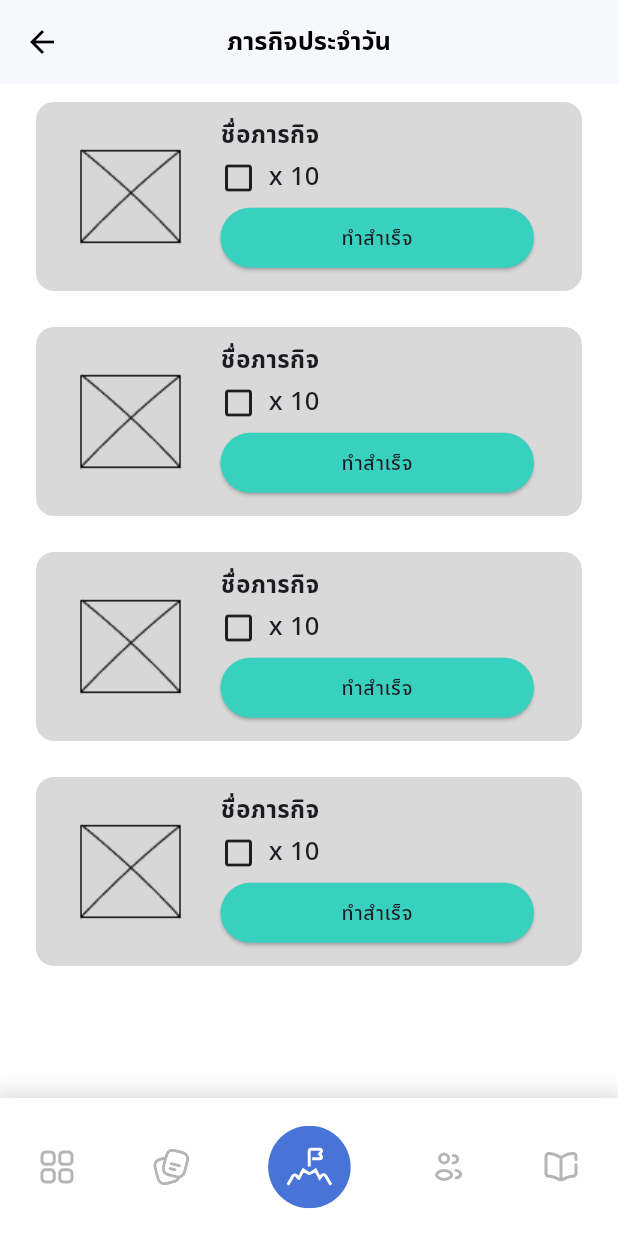
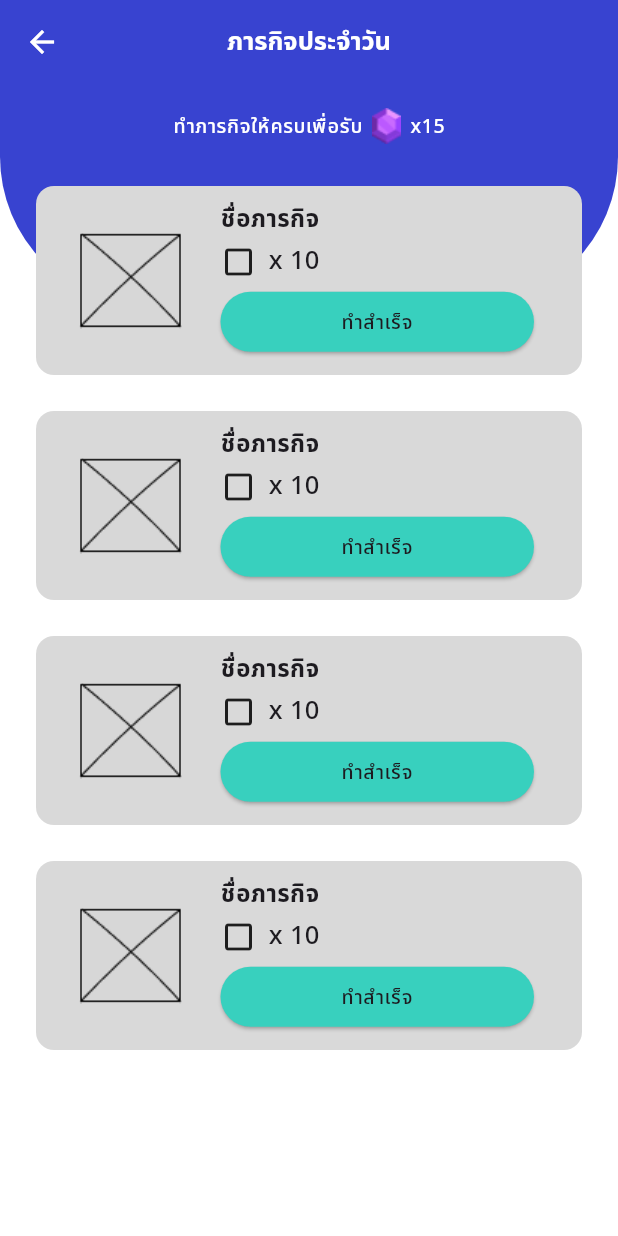
Before and after one commit to WellWave-App/wellwave-frontend, a Flutter app: the MissionScreen screen opened by its route, after a tap on "ภารกิจประจำวัน", on a phone screen of 412 x 824 dp. Run offline on Flutter 3.47's test engine with Material 3 defaults, Android fonts, the phone set to English and light mode, and no system bars; our stand-ins replace bloc, flutter_bloc, flutter_svg, go_router.

Commit message:
fix : edit ui daily task

```diff
--- a/lib/common/widget/app_bar.dart
+++ b/lib/common/widget/app_bar.dart
@@ -13,6 +13,7 @@ class CustomAppBar extends StatelessWidget implements PreferredSizeWidget {
   final IconData? rightIcon;
   final Function? onRightPressed;
   final Color? backgroundColor;
+  final Color? titleColor;
   final PreferredSizeWidget? bottom;
 
   const CustomAppBar(
@@ -28,6 +29,7 @@ class CustomAppBar extends StatelessWidget implements PreferredSizeWidget {
       this.rightIcon,
       this.onRightPressed,
       this.backgroundColor,
+      this.titleColor,
       this.bottom});
 
   @override
@@ -37,7 +39,7 @@ class CustomAppBar extends StatelessWidget implements PreferredSizeWidget {
       title: Text(
         title ?? '',
         style: Theme.of(context).textTheme.headlineMedium?.copyWith(
-              color: AppColors.blackColor,
+              color: titleColor,
             ),
       ),
       titleSpacing: 0,
--- a/lib/config/constants/app_images.dart
+++ b/lib/config/constants/app_images.dart
@@ -20,4 +20,6 @@ class AppImages {
   static const dailyTaskImage = 'assets/images/daily_task.png';
   static const habitChallengeImage = 'assets/images/habit_challenge.png';
   static const questImage = 'assets/images/quest.png';
+  static const gemImage = 'assets/images/gem.png';
+  static const expImage = 'assets/images/exp.png';
 }
--- a/lib/config/constants/app_strings.dart
+++ b/lib/config/constants/app_strings.dart
@@ -1,3 +1,5 @@
+import 'package:wellwave_frontend/config/constants/app_images.dart';
+
 class AppStrings {
   static String uppercaseFirst(String text) {
     if (text.isEmpty) return text; // Handle empty string case
@@ -37,4 +39,7 @@ class AppStrings {
   static const taskInProgressText = 'ทำกิจกรรมนี้';
   static const taskDoing = 'กำลังทำกิจกรรม';
   static const taskCompletedText = 'ทำสำเร็จ';
+
+  static const taskCompletedWithGemText = 'ทำภารกิจให้ครบเพื่อรับ ';
+  static const startText = 'เริ่ม ';
 }
--- a/lib/config/routes/app_routes.dart
+++ b/lib/config/routes/app_routes.dart
@@ -57,24 +57,21 @@ final GoRouter goRouter = GoRouter(
                 path: AppPages.dailyTaskPage,
                 name: AppPages.dailyTaskName,
                 pageBuilder: (BuildContext context, GoRouterState state) {
-                  return _buildPageWithNavBar(
-                      context, state, const DailyTaskPage());
+                  return const NoTransitionPage(child: DailyTaskPage());
                 },
               ),
               GoRoute(
                 path: AppPages.habitChallengePage,
                 name: AppPages.habitChallengeName,
                 pageBuilder: (BuildContext context, GoRouterState state) {
-                  return _buildPageWithNavBar(
-                      context, state, const HabitChallengePage());
+                  return const NoTransitionPage(child: HabitChallengePage());
                 },
               ),
               GoRoute(
                 path: AppPages.questPage,
                 name: AppPages.questName,
                 pageBuilder: (BuildContext context, GoRouterState state) {
-                  return _buildPageWithNavBar(
-                      context, state, const QuestPage());
+                  return const NoTransitionPage(child: QuestPage());
                 },
               ),
             ]),
--- a/lib/features/mission/presentation/screen/mission_screen.dart
+++ b/lib/features/mission/presentation/screen/mission_screen.dart
@@ -71,37 +71,48 @@ class MissionScreen extends StatelessWidget {
       String imagePath, String routeName, Color color) {
     return GestureDetector(
       onTap: () {
-        context.goNamed(routeName); // Use goNamed to navigate by route name
+        context.goNamed(routeName);
       },
       child: Container(
         decoration: BoxDecoration(
           color: color,
           borderRadius: BorderRadius.circular(12),
         ),
-        height: 100,
         child: Row(
+          mainAxisAlignment:
+              MainAxisAlignment.spaceBetween, // จัดตำแหน่งให้ชิดขอบ
           children: [
-            Image.asset(
+            Row(
+              children: [
+                Padding(
+                  padding: const EdgeInsets.only(top: 28.0),
+                  child: Image.asset(
                     imagePath,
-              width: 80, // Ensure consistent image width
+                    width: 80,
                     height: 80,
-              fit: BoxFit.cover, // Adjust image fit for better display
+                    fit: BoxFit.cover,
+                  ),
                 ),
                 const SizedBox(width: 16),
-            Expanded(
-              child: Text(
+                Text(
                   title,
                   style: Theme.of(context).textTheme.labelLarge?.copyWith(
                         color: AppColors.whiteColor,
                       ),
-                overflow: TextOverflow.ellipsis, // Handle text overflow
+                  overflow: TextOverflow.ellipsis,
                   maxLines: 2,
+                  textAlign: TextAlign.left, // ให้ text ชิดซ้าย
                 ),
+              ],
             ),
-            Icon(
+            const Padding(
+              padding:
+                  EdgeInsets.only(right: 16.0), // เพิ่ม padding ขวาให้กับไอคอน
+              child: Icon(
                 Icons.chevron_right_rounded,
                 size: 50,
                 color: AppColors.whiteColor,
+              ),
             ),
           ],
         ),
--- a/lib/features/mission/presentation/screen/page/daily_task_page.dart
+++ b/lib/features/mission/presentation/screen/page/daily_task_page.dart
@@ -2,7 +2,8 @@ import 'package:flutter/material.dart';
 import 'package:wellwave_frontend/common/widget/app_bar.dart';
 import 'package:wellwave_frontend/config/constants/app_colors.dart';
 import 'package:wellwave_frontend/config/constants/app_strings.dart';
-import '../../widgets/task_list_view.dart';
+import 'package:wellwave_frontend/features/mission/presentation/widgets/overview_daily.dart';
+import '../../../../../config/constants/app_images.dart';
 
 class DailyTaskPage extends StatelessWidget {
   const DailyTaskPage({super.key});
@@ -13,21 +14,53 @@ class DailyTaskPage extends StatelessWidget {
       appBar: CustomAppBar(
         context: context,
         title: AppStrings.dailyTaskText,
-        backgroundColor: AppColors.backgroundColor,
+        backgroundColor: AppColors.secondaryDarkColor,
+        titleColor: AppColors.whiteColor,
+        textColor: AppColors.whiteColor,
         onLeading: true,
       ),
-      body: Column(
+      body: Stack(
         children: [
-          Expanded(
-            child: ListView.builder(
-                itemCount: 4,
-                itemBuilder: (context, index) {
-                  return const Padding(
-                    padding: EdgeInsets.fromLTRB(0, 12, 0, 12),
-                    child: TaskListView(),
-                  );
-                }),
+          Container(
+            decoration: const BoxDecoration(
+              color: AppColors.secondaryDarkColor,
+              borderRadius: const BorderRadius.vertical(
+                bottom: Radius.circular(
+                    100), // Set the desired radius for the bottom corners
+              ),
+            ),
+            height: MediaQuery.of(context).size.height * 0.18,
           ),
+          Column(
+            children: [
+              const SizedBox(height: 16),
+              Row(
+                mainAxisAlignment:
+                    MainAxisAlignment.center, // Center items horizontally
+                children: [
+                  Text(
+                    AppStrings.taskCompletedWithGemText,
+                    style: Theme.of(context).textTheme.bodySmall?.copyWith(
+                          color: AppColors.whiteColor,
+                        ),
+                  ),
+                  Image.asset(
+                    AppImages.gemImage, // Show image
+                    width: 24, // Set image size
+                    height: 24,
+                  ),
+                  Text(
+                    ' x15',
+                    style: Theme.of(context).textTheme.bodySmall?.copyWith(
+                          color: AppColors.whiteColor,
+                        ),
+                  ),
+                ],
+              ),
+              const SizedBox(height: 16),
+              const OverviewDaily()
+            ],
+          )
         ],
       ),
     );
--- a/lib/features/start_overview/presentation/screen/start_overview_screen.dart
+++ b/lib/features/start_overview/presentation/screen/start_overview_screen.dart
@@ -39,7 +39,7 @@ class StartOverviewScreen extends StatelessWidget {
   Widget build(BuildContext context) {
     return Scaffold(
       appBar: AppBar(
-        backgroundColor: AppColors.backgroundColor,
+        backgroundColor: AppColors.whiteColor,
         elevation: 0,
         leading: BlocBuilder<StartOverviewBloc, StartOverviewState>(
           builder: (context, state) {
```
Also changed, not shown: assets/images/exp.png (added), assets/images/gem.png (added). Lines whose indentation alone changed are shown as unchanged.
